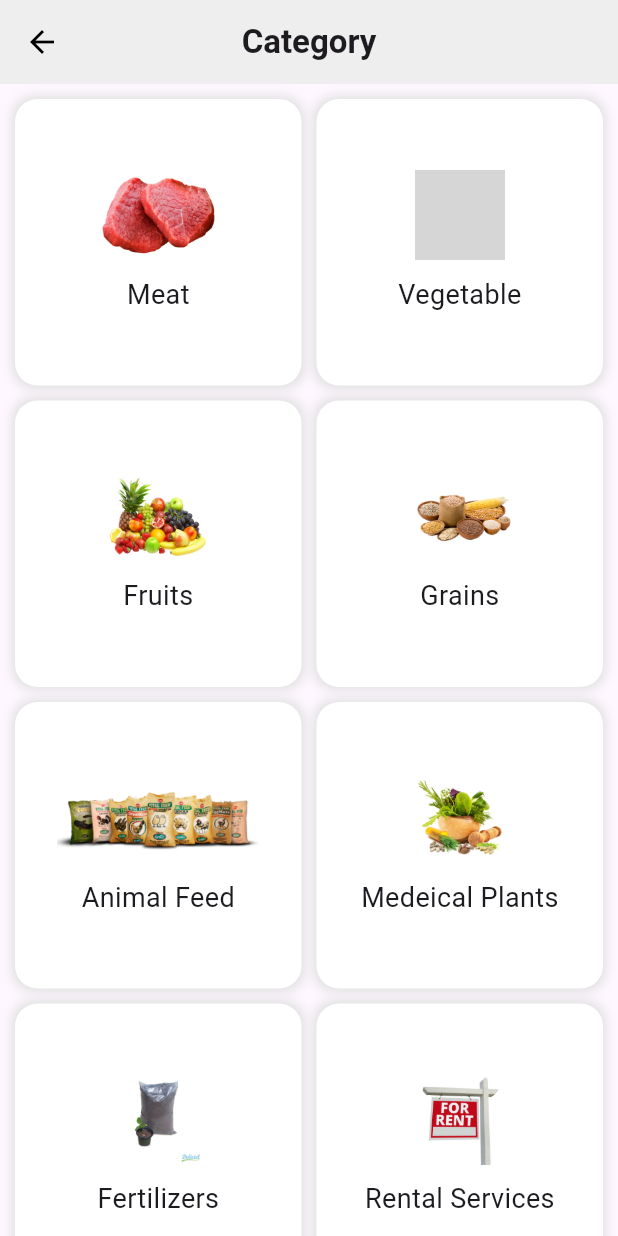
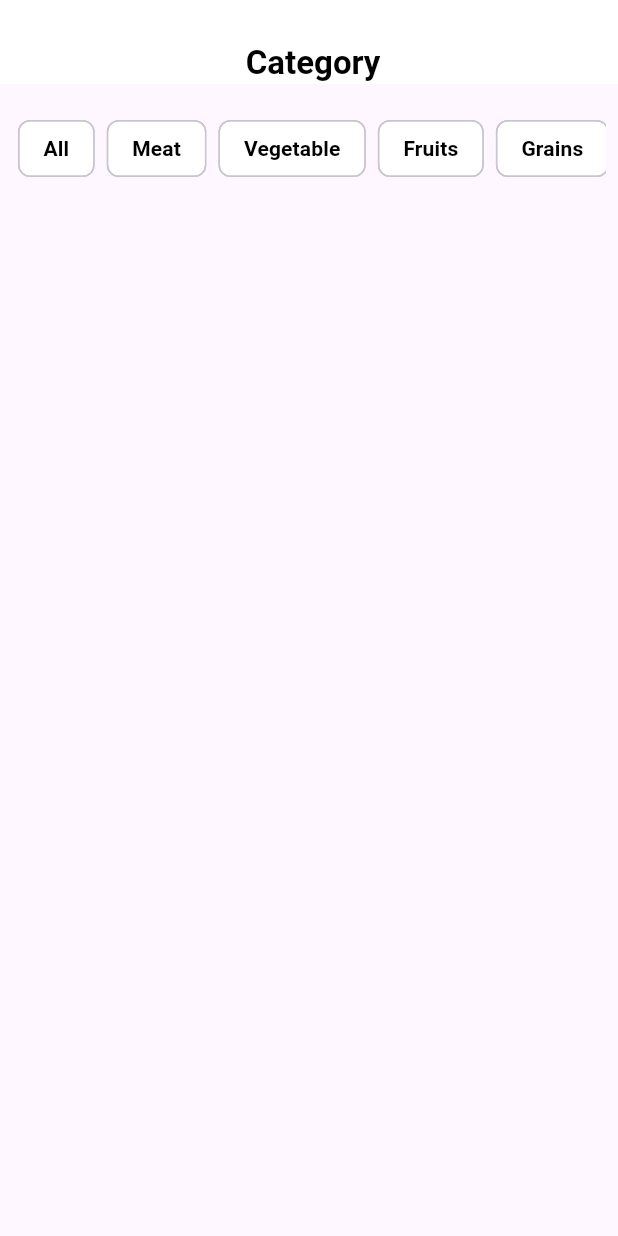
Before and after one commit to Smart-Farming-Graduation-Project/Mobile, a Flutter app: the CategoryScreen screen opened by its route, on a phone screen of 412 x 824 dp. Run offline on Flutter 3.47's test engine with Material 3 defaults, Android fonts, the phone set to English and light mode, and no system bars; our stand-ins replace badges, flutter_bloc, flutter_screenutil, flutter_slidable, font_awesome_flutter, go_router and 3 more; missing offline and left inert: onboarding_animation; Roboto replaces fonts that are missing (Poppins); grey boxes are pictures that could not be loaded.

```diff
--- a/lib/featurs/categories/presentation/models/category_model.dart
+++ b/lib/featurs/categories/presentation/models/category_model.dart
@@ -1,20 +1,20 @@
 class CategoryModel{
   final String categoryName;
-  final String imageUrl;
-  final String id;
 
 
-  CategoryModel({required this.categoryName, required this.imageUrl,required this.id});
+
+  CategoryModel({required this.categoryName});
 }
 
 List<CategoryModel> categories = [
-  CategoryModel(categoryName: "Meat", imageUrl: "assets/images/home/meat.png", id: "1"),
-  CategoryModel(categoryName: "Vegetable", imageUrl: "assets/images/home/Vegetable.png", id: '2'),
-  CategoryModel(categoryName: "Fruits", imageUrl: "assets/images/home/Fruits.png", id: '3'),
-  CategoryModel(categoryName: "Grains", imageUrl: "assets/images/home/Grains.png", id: '4'),
-  CategoryModel(categoryName: "Animal Feed", imageUrl: "assets/images/home/Animal Feed.png", id: '5'),
-  CategoryModel(categoryName: "Medeical Plants", imageUrl: "assets/images/home/Medicinal Plants.png", id: '6'),
-  CategoryModel(categoryName: "Fertilizers", imageUrl: "assets/images/home/Fertilizers.png", id: '7'),
-  CategoryModel(categoryName: "Rental Services", imageUrl: "assets/images/home/Rental Services.png", id: '8'),
+  CategoryModel(categoryName: "All",),
+  CategoryModel(categoryName: "Meat",),
+  CategoryModel(categoryName: "Vegetable",),
+  CategoryModel(categoryName: "Fruits", ),
+  CategoryModel(categoryName: "Grains",),
+  CategoryModel(categoryName: "Animal Feed", ),
+  CategoryModel(categoryName: "Medeical Plants", ),
+  CategoryModel(categoryName: "Fertilizers",),
+  CategoryModel(categoryName: "Rental Services", ),
 
 ];
--- a/lib/featurs/categories/presentation/views/category_screen.dart
+++ b/lib/featurs/categories/presentation/views/category_screen.dart
@@ -1,60 +1,28 @@
 import 'package:flutter/material.dart';
-import 'package:go_router/go_router.dart';
-import '../../../../core/utils/routing/app_router.dart';
-import '../models/category_model.dart';
+import 'widgets/category_filter.dart';
+
 class CategoryScreen extends StatelessWidget {
   @override
   Widget build(BuildContext context) {
     return Scaffold(
       appBar: AppBar(
-        backgroundColor: Colors.grey[200],
-        title: Text('Category', style: TextStyle(fontWeight: FontWeight.bold )),
+        title: Text(
+          '\n Category',
+          style: TextStyle(fontWeight: FontWeight.bold, color: Colors.black, fontFamily: 'Poppins'),
+        ),
         centerTitle: true,
         elevation: 0,
-        leading: IconButton(
-          icon: Icon(Icons.arrow_back, color: Colors.black),
-          onPressed: () {
-            GoRouter.of(context).go(AppRouter.home);
-          },)
+        backgroundColor: Colors.white,
       ),
-      body: GridView.builder(
-        padding: EdgeInsets.all(10),
-        gridDelegate: SliverGridDelegateWithFixedCrossAxisCount(
-          crossAxisCount: 2,
-          crossAxisSpacing: 10,
-          mainAxisSpacing: 10,
+      body: Padding(
+        padding: const EdgeInsets.all(8.0),
+        child: Column(
+          children: [
+            CategorySelection(),
+            SizedBox(height: 10),
+
+          ],
         ),
-        itemCount: categories.length,
-        itemBuilder: (context, index) {
-          final category = categories[index];
-          return GestureDetector(
-            onTap: () {
-
-            },
-            child: Container(
-              decoration: BoxDecoration(
-                color: Colors.white,
-                borderRadius: BorderRadius.circular(15),
-                boxShadow: [
-                  BoxShadow(
-                    color: Colors.grey.shade300,
-                    blurRadius: 6,
-                    spreadRadius: 2,
-                  ),
-                ],
-              ),
-              child: Column(
-                mainAxisAlignment: MainAxisAlignment.center,
-                children: [
-                  Image.asset(category.imageUrl, height: 60),
-                  SizedBox(height: 10),
-                  Text(category.categoryName,
-                      style: TextStyle(fontSize: 18)),
-                ],
-              ),
-            ),
-          );
-        },
       ),
     );
   }
--- /dev/null
+++ b/lib/featurs/categories/presentation/views/widgets/category_filter.dart
@@ -0,0 +1,48 @@
+import 'package:flutter/material.dart';
+import '../../models/category_model.dart';
+
+class CategorySelection extends StatefulWidget {
+  const CategorySelection({super.key});
+  @override
+  State<CategorySelection> createState() => _CategorySelectionState();
+}
+
+class _CategorySelectionState extends State<CategorySelection> {
+  int selectedIndex = -1;
+
+  @override
+  Widget build(BuildContext context) {
+    return Padding(
+      padding: const EdgeInsets.symmetric(vertical: 10),
+      child: SizedBox(
+        height: 50,
+        child: ListView.builder(
+          scrollDirection: Axis.horizontal,
+          itemCount: categories.length,
+          itemBuilder: (context, index) {
+            final category = categories[index];
+            return Padding(
+              padding: const EdgeInsets.symmetric(horizontal: 4),
+              child: ActionChip(
+                label: Text(
+                  category.categoryName,
+                  style: TextStyle(
+                    color: selectedIndex == index ? Colors.white : Colors.black,
+                    fontWeight: FontWeight.bold,
+                  ),
+                ),
+                backgroundColor:
+                selectedIndex == index ? Colors.green : Colors.white,
+                onPressed: () {
+                  setState(() {
+                    selectedIndex = index;
+                  });
+                },
+              ),
+            );
+          },
+        ),
+      ),
+    );
+  }
+}
```
Also changed, not shown: lib/featurs/categories/presentation/views/widgets/category_card.dart (deleted, +0 -24 lines), lib/featurs/home/presentation/views/home_page.dart (+7 -1 lines), lib/featurs/home/presentation/views/widgets/category_section.dart (deleted, +0 -48 lines), lib/featurs/home/presentation/views/widgets/home_content.dart (+1 -7 lines).
